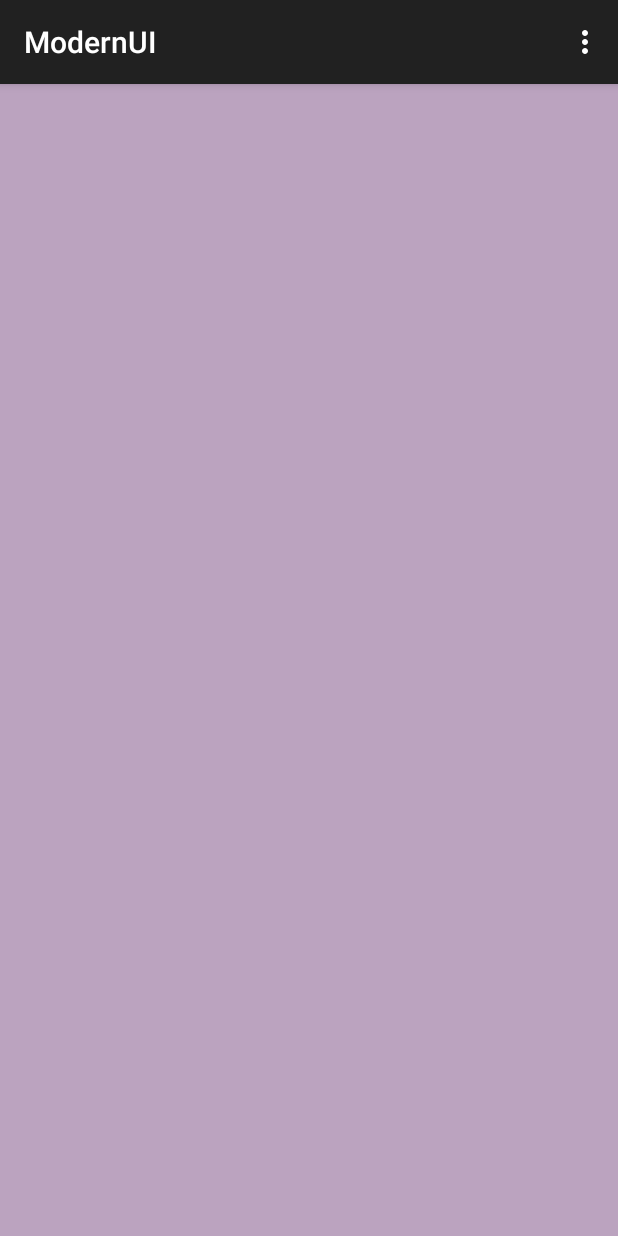
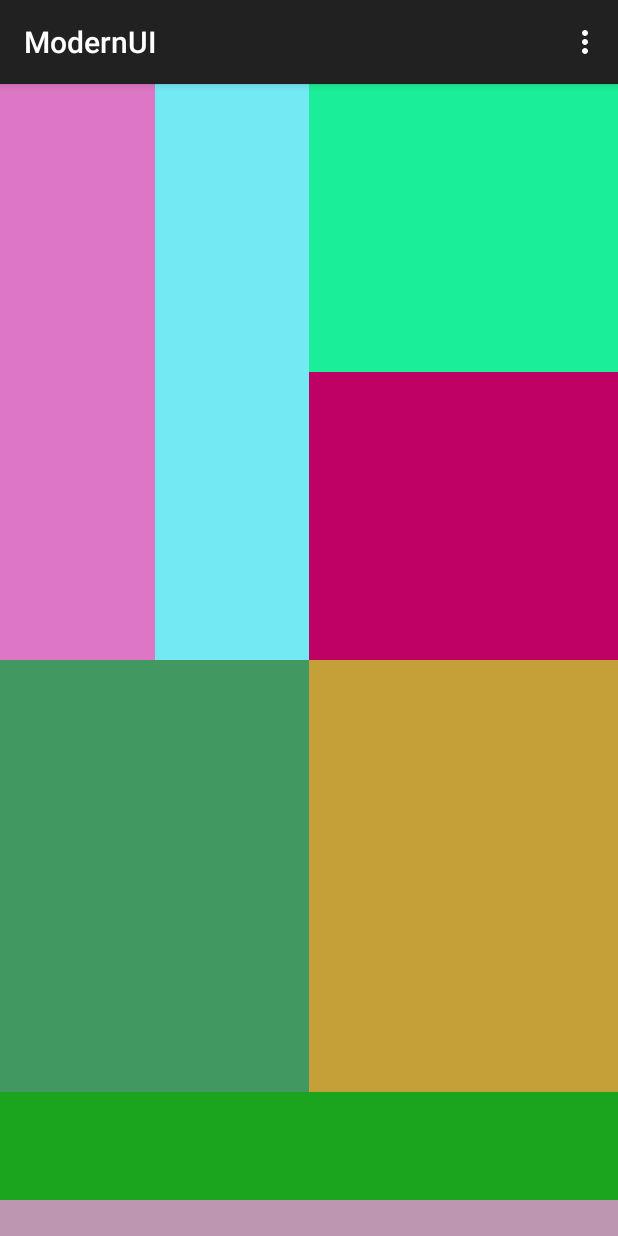
Before and after one commit to nashmaniac/Infini-Mondrians, an Android app: the screen it shows after launch (MainActivity), on a phone screen of 412 x 824 dp. Run offline under Robolectric (Android 15) with nearby library versions, the phone set to English and light mode, and no system bars.

```diff
--- a/app/src/main/java/com/example/nash/modernui/MainActivity.java
+++ b/app/src/main/java/com/example/nash/modernui/MainActivity.java
@@ -8,33 +8,54 @@ import android.os.Bundle;
 import android.view.Menu;
 import android.view.MenuItem;
 import android.view.ViewGroup;
+import android.view.animation.Animation;
+import android.view.animation.AnimationUtils;
 import android.widget.LinearLayout;
 
 import java.util.Random;
 
 
 public class MainActivity extends ActionBarActivity {
-
+    private Random rand = new Random();
+    private int MAX_PARTS_ALLOWED = 3;
+    private int TOTAL_WEIGHT_PER_PART = 4;
 
     @Override
     protected void onCreate(Bundle savedInstanceState) {
         super.onCreate(savedInstanceState);
         setContentView(R.layout.activity_main);
 
-        LinearLayout mainLayout = (LinearLayout) findViewById(R.id.mainLayout);
-        mainLayout.addView(createLayout());
+        // Main layout from the xml file
+        LinearLayout mainLayout = (LinearLayout) findViewById(R.id.main_layout);
 
+        makeMondrian(mainLayout, 0);
     }
+
+    private void makeMondrian(LinearLayout parentLayout, int numCount) {
+        if(numCount >= MAX_PARTS_ALLOWED) return;
+        int partitionWeight = rand.nextInt(TOTAL_WEIGHT_PER_PART - 1) + 1; // Avoids the generation of 0
+        LinearLayout firstPartition = createLinearLayout(partitionWeight);
+        LinearLayout secondPartition = createLinearLayout(TOTAL_WEIGHT_PER_PART - partitionWeight);
+
+        parentLayout.addView(firstPartition);
+        parentLayout.addView(secondPartition);
+
+
+        makeMondrian(secondPartition, numCount + 1);
+        makeMondrian(firstPartition, numCount + 1);
+    }
+
 
     /*
     * Function : createLayout()
     * ----------------------------
     */
-    private LinearLayout createLayout() {
+    private LinearLayout createLinearLayout(int layoutWeight) {
         LinearLayout linearLayout = new LinearLayout(this);
         LinearLayout.LayoutParams linearLayoutParams = new LinearLayout.LayoutParams(LinearLayout.LayoutParams.MATCH_PARENT, LinearLayout.LayoutParams.MATCH_PARENT, 1.0f);
+        linearLayoutParams.weight = (float) layoutWeight;
         linearLayout.setBackgroundColor(randomColor());
-        linearLayout.setOrientation(LinearLayout.VERTICAL);
+        linearLayout.setOrientation(rand.nextBoolean() ? LinearLayout.VERTICAL : LinearLayout.HORIZONTAL);
         linearLayout.setLayoutParams(linearLayoutParams);
 
         return linearLayout;
@@ -46,11 +67,9 @@ public class MainActivity extends ActionBarActivity {
     * -----------------------------------------------
     */
     private int randomColor() {
-        Random rnd = new Random();
-        int color = Color.argb(255, rnd.nextInt(256), rnd.nextInt(256), rnd.nextInt(256));
-        return color;
+        int randColor = Color.argb(255, rand.nextInt(256), rand.nextInt(256), rand.nextInt(256));
+        return randColor;
     }
-
 
     // Methods for Options Menu
 
--- a/app/src/main/res/layout/activity_main.xml
+++ b/app/src/main/res/layout/activity_main.xml
@@ -1,5 +1,5 @@
 <LinearLayout xmlns:android="http://schemas.android.com/apk/res/android"
-    android:id = "@+id/mainLayout"
+    android:id = "@+id/main_layout"
     android:layout_width="match_parent"
     android:layout_height="match_parent"
     android:orientation="vertical">
```
